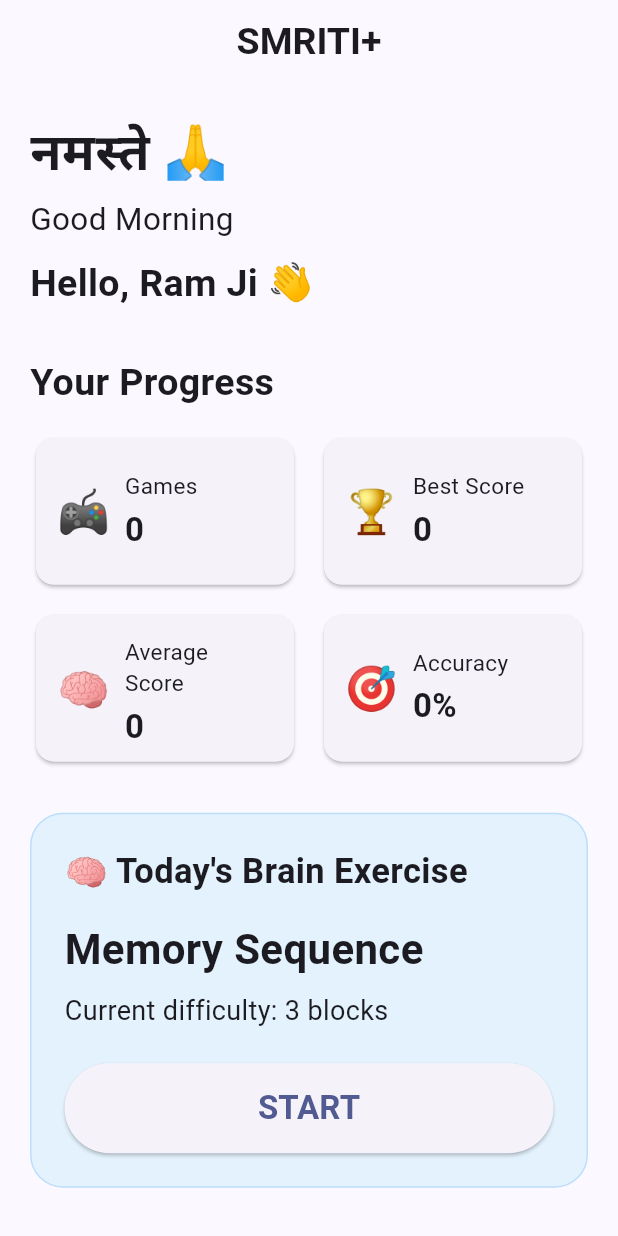
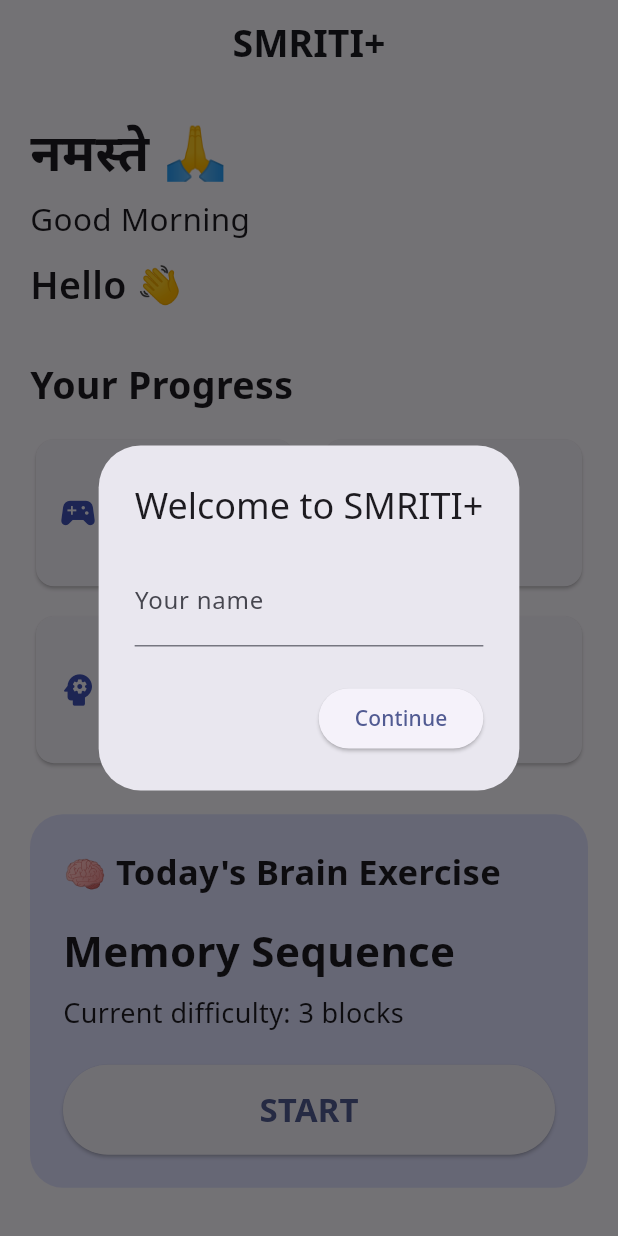
Before and after one commit to vaiiiibhav-pixel/smriti-plus, a Flutter app: the screen it shows after launch, on a phone screen of 412 x 824 dp. Run offline on Flutter 3.47's test engine with Material 3 defaults, Android fonts, the phone set to English and light mode, and no system bars; our stand-ins replace flutter_local_notifications, flutter_tts, google_fonts, shared_preferences, speech_to_text, timezone; Roboto replaces fonts that are missing (Arial).

Commit message:
UI polish: dynamic greeting, user name, icons, typography, theme colours

```diff
--- a/lib/main.dart
+++ b/lib/main.dart
@@ -4,6 +4,7 @@ import 'dart:math';
 import 'package:flutter/material.dart';
 import 'package:flutter_local_notifications/flutter_local_notifications.dart';
 import 'package:flutter_tts/flutter_tts.dart';
+import 'package:google_fonts/google_fonts.dart';
 import 'package:shared_preferences/shared_preferences.dart';
 import 'package:speech_to_text/speech_to_text.dart';
 import 'package:timezone/data/latest.dart' as tz;
@@ -144,10 +145,8 @@ class SmritiApp extends StatelessWidget {
       title: 'SMRITI+',
       theme: ThemeData(
         useMaterial3: true,
-        fontFamily: 'Arial',
-        colorScheme: ColorScheme.fromSeed(
-          seedColor: Colors.indigo,
-        ),
+        textTheme: GoogleFonts.notoSansTextTheme(),
+        colorScheme: ColorScheme.fromSeed(seedColor: Colors.indigo),
       ),
       home: const HomePage(),
     );
@@ -167,6 +166,14 @@ class HomePage extends StatefulWidget {
 
 class _HomePageState extends State<HomePage> {
   List<Map<String, String>> reminders = [];
+  String userName = '';
+
+  String get greeting {
+    final hour = DateTime.now().hour;
+    if (hour < 12) return 'Good Morning';
+    if (hour < 17) return 'Good Afternoon';
+    return 'Good Evening';
+  }
 
   int gamesCompleted = 0;
   int bestScore = 0;
@@ -182,6 +189,7 @@ class _HomePageState extends State<HomePage> {
     super.initState();
     loadProgress();
     loadReminders();
+    loadName();
   }
 
   // ==========================================================
@@ -272,6 +280,45 @@ class _HomePageState extends State<HomePage> {
       'reminders',
       reminders.map((r) => '${r["title"]}|${r["time"]}').toList(),
     );
+  }
+
+  Future<void> loadName() async {
+    final prefs = await SharedPreferences.getInstance();
+    final saved = prefs.getString('userName') ?? '';
+    if (!mounted) return;
+    if (saved.isEmpty) {
+      askName();
+    } else {
+      setState(() => userName = saved);
+    }
+  }
+
+  Future<void> askName() async {
+    final controller = TextEditingController();
+    final name = await showDialog<String>(
+      context: context,
+      barrierDismissible: false,
+      builder: (context) => AlertDialog(
+        title: const Text('Welcome to SMRITI+'),
+        content: TextField(
+          controller: controller,
+          style: const TextStyle(fontSize: 20),
+          decoration: const InputDecoration(labelText: 'Your name'),
+        ),
+        actions: [
+          ElevatedButton(
+            onPressed: () => Navigator.pop(context, controller.text.trim()),
+            child: const Text('Continue'),
+          ),
+        ],
+      ),
+    );
+
+    if (name == null || name.isEmpty) return;
+    final prefs = await SharedPreferences.getInstance();
+    await prefs.setString('userName', name);
+    if (!mounted) return;
+    setState(() => userName = name);
   }
 
   Future<void> addReminder() async {
@@ -417,18 +464,16 @@ class _HomePageState extends State<HomePage> {
 
               const SizedBox(height: 5),
 
-              const Text(
-                'Good Morning',
-                style: TextStyle(
-                  fontSize: 21,
-                ),
+              Text(
+                greeting,
+                style: const TextStyle(fontSize: 21),
               ),
 
               const SizedBox(height: 10),
 
-              const Text(
-                'Hello, Ram Ji 👋',
-                style: TextStyle(
+              Text(
+                userName.isEmpty ? 'Hello 👋' : 'Hello, $userName 👋',
+                style: const TextStyle(
                   fontSize: 25,
                   fontWeight: FontWeight.w600,
                 ),
@@ -464,11 +509,8 @@ class _HomePageState extends State<HomePage> {
                 padding: const EdgeInsets.all(22),
 
                 decoration: BoxDecoration(
-                  color: Colors.blue.shade50,
+                  color: Theme.of(context).colorScheme.primaryContainer,
                   borderRadius: BorderRadius.circular(22),
-                  border: Border.all(
-                    color: Colors.blue.shade100,
-                  ),
                 ),
 
                 child: Column(
@@ -743,25 +785,25 @@ class _HomePageState extends State<HomePage> {
       children: [
 
         progressCard(
-          icon: '🎮',
+          icon: Icons.sports_esports_rounded,
           title: 'Games',
           value: '$gamesCompleted',
         ),
 
         progressCard(
-          icon: '🏆',
+          icon: Icons.emoji_events_rounded,
           title: 'Best Score',
           value: '$bestScore',
         ),
 
         progressCard(
-          icon: '🧠',
+          icon: Icons.psychology_rounded,
           title: 'Average Score',
           value: averageScore.toStringAsFixed(0),
         ),
 
         progressCard(
-          icon: '🎯',
+          icon: Icons.gps_fixed_rounded,
           title: 'Accuracy',
           value: '${averageAccuracy.toStringAsFixed(0)}%',
         ),
@@ -774,7 +816,7 @@ class _HomePageState extends State<HomePage> {
   // ==========================================================
 
   Widget progressCard({
-    required String icon,
+    required IconData icon,
     required String title,
     required String value,
   }) {
@@ -787,11 +829,10 @@ class _HomePageState extends State<HomePage> {
         child: Row(
           children: [
 
-            Text(
+            Icon(
               icon,
-              style: const TextStyle(
-                fontSize: 28,
-              ),
+              size: 28,
+              color: Colors.indigo,
             ),
 
             const SizedBox(width: 10),
@@ -957,6 +998,8 @@ class _CaregiverDashboardState extends State<CaregiverDashboard> {
 
   bool loading = true;
 
+  String userName = 'the user';
+
   int gamesCompleted = 0;
   int bestScore = 0;
 
@@ -1073,6 +1116,8 @@ class _CaregiverDashboardState extends State<CaregiverDashboard> {
       currentDifficulty =
           prefs.getInt('difficulty') ?? 3;
 
+      userName = prefs.getString('userName') ?? 'the user';
+
       history =
           loadedHistory.reversed.take(8).toList();
 
@@ -1136,7 +1181,7 @@ class _CaregiverDashboardState extends State<CaregiverDashboard> {
     }
 
     if (averageScore >= 70) {
-      return 'Ram Ji is showing good cognitive exercise '
+      return '$userName is showing good cognitive exercise '
           'performance based on recent sessions.';
     }
 
@@ -1295,7 +1340,7 @@ class _CaregiverDashboardState extends State<CaregiverDashboard> {
                     const SizedBox(height: 6),
 
                     Text(
-                      'Monitor Ram Ji\'s cognitive activity '
+                      'Monitor $userName\'s cognitive activity '
                       'and daily wellness.',
                       style: TextStyle(
                         fontSize: 16,
@@ -1377,12 +1422,16 @@ class _CaregiverDashboardState extends State<CaregiverDashboard> {
                                 Container(
                                   padding: const EdgeInsets.all(10),
                                   decoration: BoxDecoration(
-                                    color: Colors.blue.shade50,
+                                    color: Theme.of(context)
+                                        .colorScheme
+                                        .primaryContainer,
                                     borderRadius: BorderRadius.circular(12),
                                   ),
                                   child: Icon(
                                     Icons.psychology,
-                                    color: Colors.blue.shade700,
+                                    color: Theme.of(context)
+                                        .colorScheme
+                                        .onPrimaryContainer,
                                     size: 28,
                                   ),
                                 ),
@@ -1544,9 +1593,9 @@ class _CaregiverDashboardState extends State<CaregiverDashboard> {
 
                 children: [
 
-                  const Text(
-                    'Ram Ji',
-                    style: TextStyle(
+                  Text(
+                    userName,
+                    style: const TextStyle(
                       fontSize: 23,
                       fontWeight: FontWeight.bold,
                     ),
@@ -3253,27 +3302,27 @@ class _MemoryGamePageState extends State<MemoryGamePage> {
             const SizedBox(height: 20),
 
             performanceCard(
-              icon: '🎯',
+              icon: Icons.gps_fixed_rounded,
               title: 'Accuracy',
               value:
                   '${accuracy.toStringAsFixed(0)}%',
             ),
 
             performanceCard(
-              icon: '⏱️',
+              icon: Icons.timer_rounded,
               title: 'Reaction Time',
               value:
                   '${reactionTime.toStringAsFixed(1)} sec',
             ),
 
             performanceCard(
-              icon: '❌',
+              icon: Icons.error_outline_rounded,
               title: 'Mistakes',
               value: '$mistakes',
             ),
 
             performanceCard(
-              icon: '🧠',
+              icon: Icons.psychology_rounded,
               title: 'Next Difficulty',
               value:
                   '$difficulty blocks',
@@ -3297,11 +3346,15 @@ class _MemoryGamePageState extends State<MemoryGamePage> {
                           padding: const EdgeInsets.all(10),
                           decoration: BoxDecoration(
                             borderRadius: BorderRadius.circular(12),
-                            color: Colors.blue.shade50,
+                            color: Theme.of(context)
+                                .colorScheme
+                                .primaryContainer,
                           ),
                           child: Icon(
                             Icons.psychology,
-                            color: Colors.blue.shade700,
+                            color: Theme.of(context)
+                                .colorScheme
+                                .onPrimaryContainer,
                             size: 28,
                           ),
                         ),
@@ -3478,7 +3531,7 @@ class _MemoryGamePageState extends State<MemoryGamePage> {
   // ==========================================================
 
   Widget performanceCard({
-    required String icon,
+    required IconData icon,
     required String title,
     required String value,
   }) {
@@ -3498,12 +3551,10 @@ class _MemoryGamePageState extends State<MemoryGamePage> {
           vertical: 5,
         ),
 
-        leading: Text(
+        leading: Icon(
           icon,
-
-          style: const TextStyle(
-            fontSize: 28,
-          ),
+          size: 28,
+          color: Colors.indigo,
         ),
 
         title: Text(
--- a/pubspec.yaml
+++ b/pubspec.yaml
@@ -38,6 +38,7 @@ dependencies:
   speech_to_text: ^7.4.0
   flutter_tts: ^4.2.5
   flutter_local_notifications: ^17.2.3
+  google_fonts: ^6.2.1
   timezone: ^0.9.4
 
 dev_dependencies:
```
